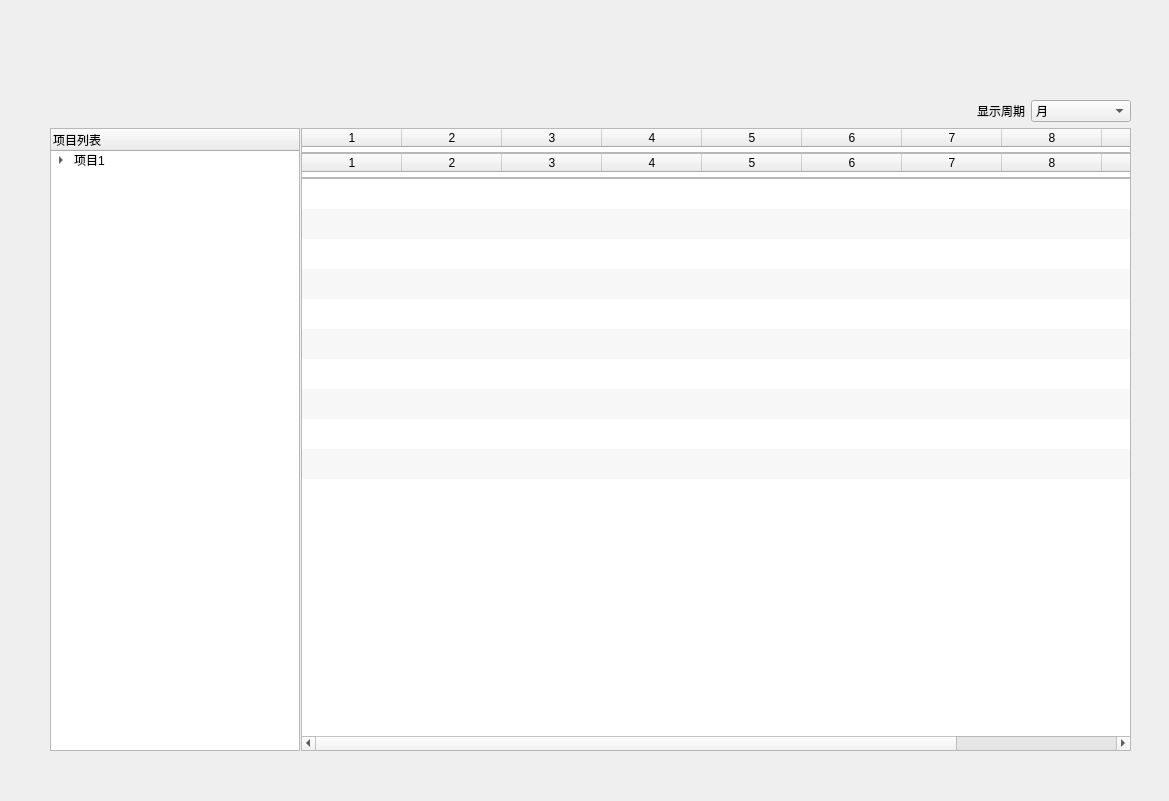
Qt form scheduleWidgetSuper.ui (squallyaohao/overtime-management) before a commit.
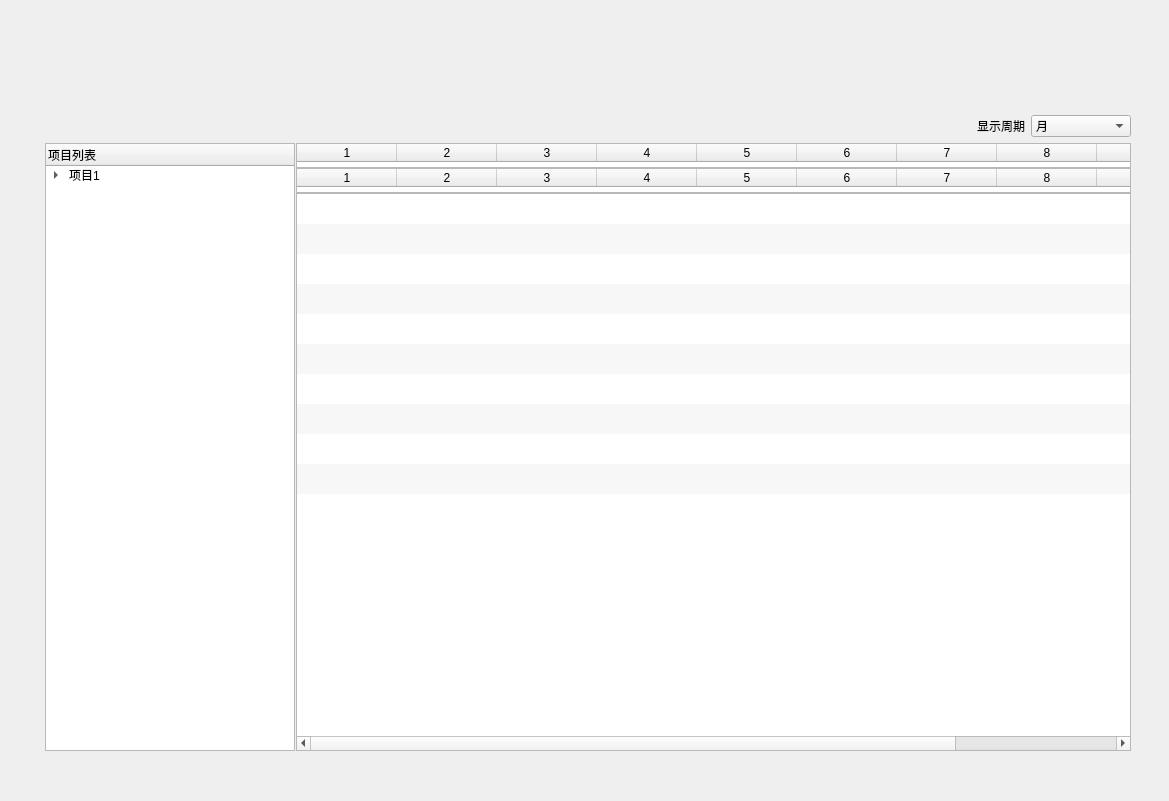
The same form after that commit.

```diff
--- a/scheduleWidgetSuper.ui
+++ b/scheduleWidgetSuper.ui
@@ -22,10 +22,10 @@
   <widget class="QWidget" name="layoutWidget">
    <property name="geometry">
     <rect>
-     <x>50</x>
-     <y>100</y>
-     <width>1081</width>
-     <height>651</height>
+     <x>45</x>
+     <y>115</y>
+     <width>1086</width>
+     <height>636</height>
     </rect>
    </property>
    <layout class="QVBoxLayout" name="verticalLayout_2">
```
